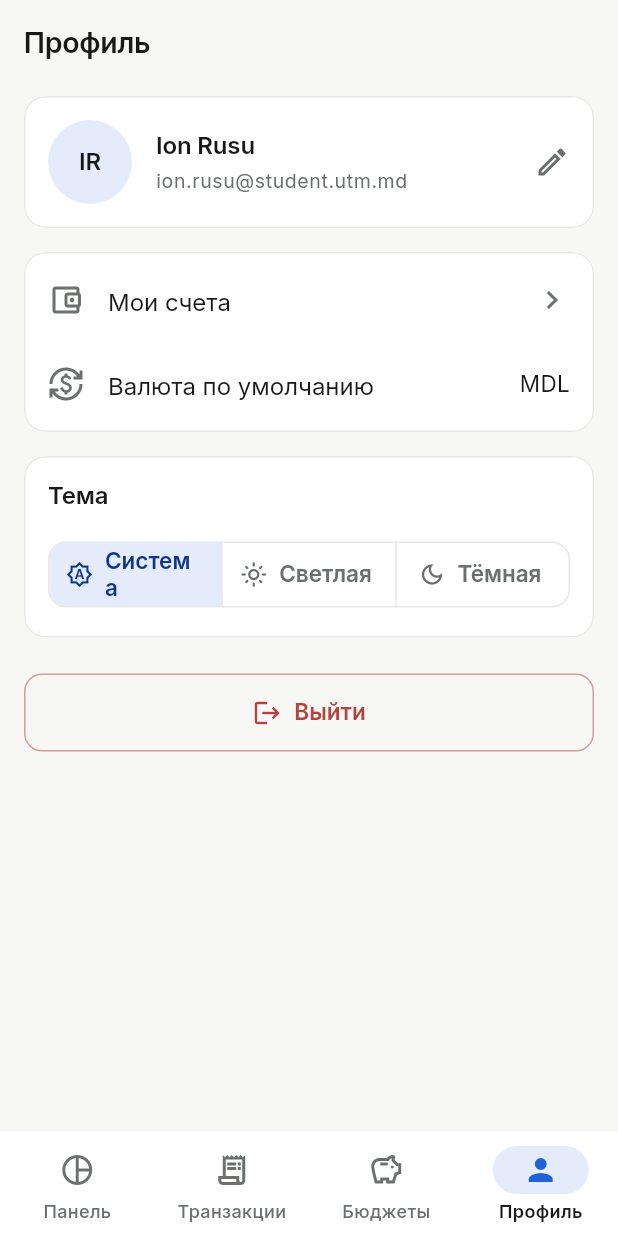
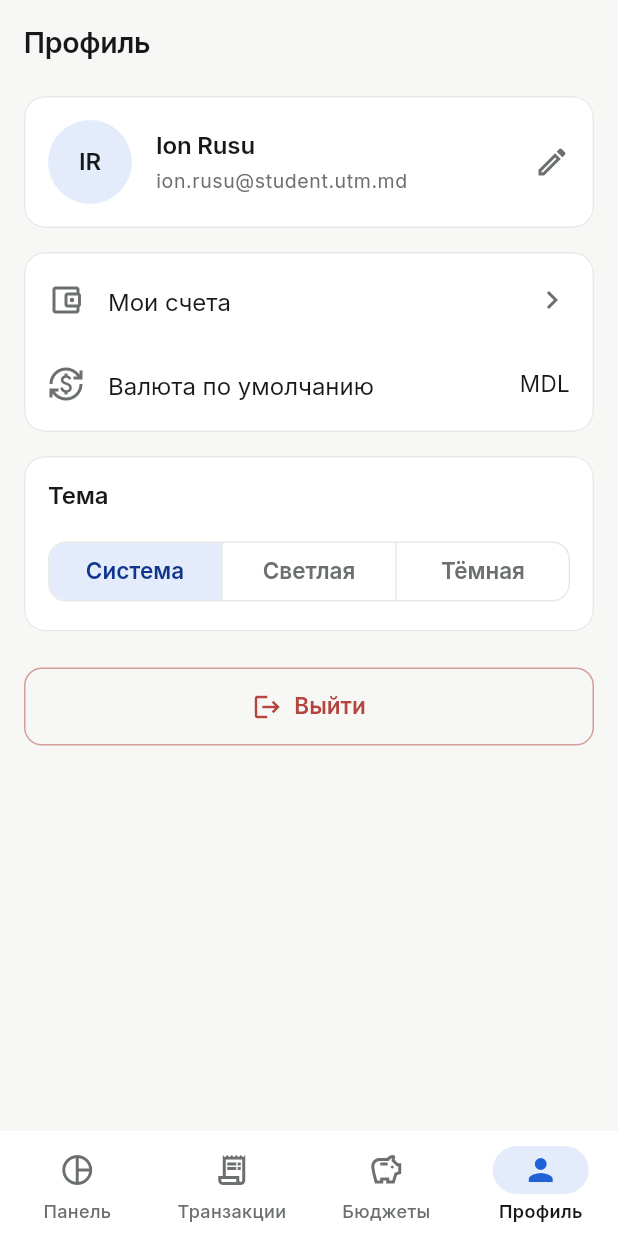
Before and after one commit to YanGCSHARP/LAB1_PAM, a Flutter app: the ProfileScreen screen opened by its route, on a phone screen of 412 x 824 dp. Run offline on Flutter 3.47's test engine with Material 3 defaults, Android fonts, the phone set to English and light mode, and no system bars; our stand-ins replace equatable, fl_chart, flutter_riverpod, go_router.

Commit message:
fix(app): keep segmented control labels on one line at 360 px

```diff
--- a/app/lib/features/profile/presentation/profile_screen.dart
+++ b/app/lib/features/profile/presentation/profile_screen.dart
@@ -197,18 +197,15 @@ class ProfileScreen extends ConsumerWidget {
                 segments: const [
                   ButtonSegment(
                     value: ThemeMode.system,
-                    label: Text('Система'),
-                    icon: Icon(Icons.brightness_auto_outlined),
+                    label: Text('Система', maxLines: 1),
                   ),
                   ButtonSegment(
                     value: ThemeMode.light,
-                    label: Text('Светлая'),
-                    icon: Icon(Icons.light_mode_outlined),
+                    label: Text('Светлая', maxLines: 1),
                   ),
                   ButtonSegment(
                     value: ThemeMode.dark,
-                    label: Text('Тёмная'),
-                    icon: Icon(Icons.dark_mode_outlined),
+                    label: Text('Тёмная', maxLines: 1),
                   ),
                 ],
                 selected: {ref.watch(themeModeProvider)},
```
Also changed, not shown: app/lib/features/accounts/presentation/account_form_screen.dart (+3 -6 lines), 1 other file.
